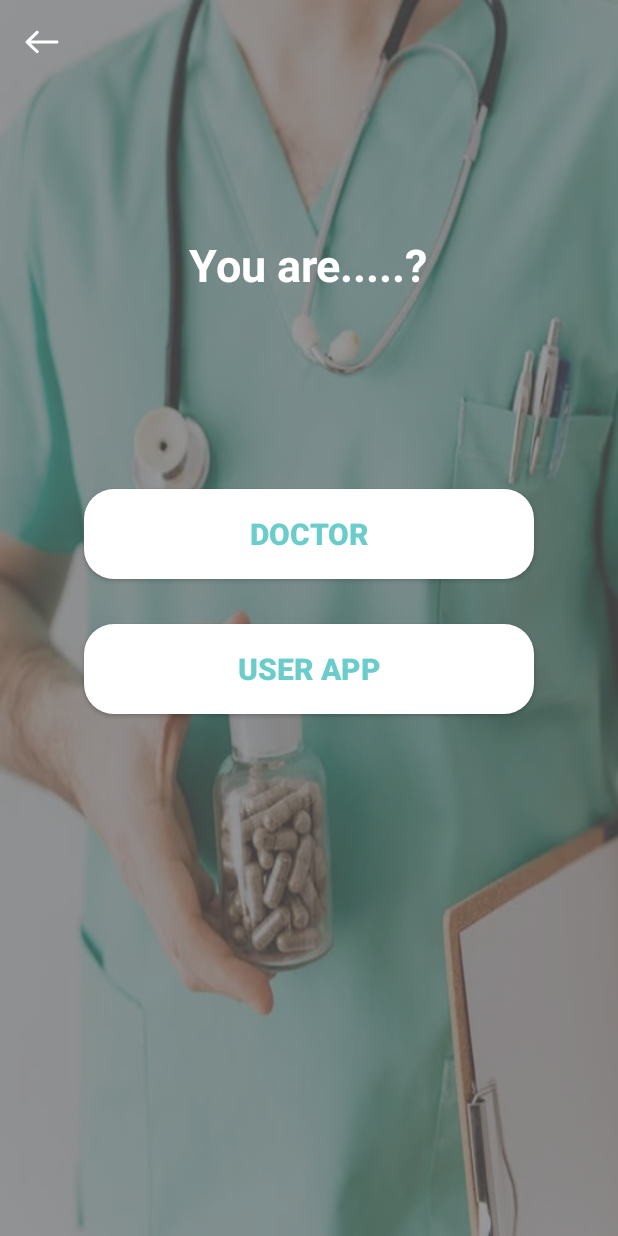
After one commit to MCT-LIB/Techwiz, an Android app: the fragment ChooseObjectFragment shown on its own in the app's theme, on a phone screen of 412 x 824 dp. The commit adds this screen. Run offline under Robolectric (Android 15) with nearby library versions, the phone set to English and light mode, and no system bars; libraries missing offline, so code that uses them is left out: com.mct.components; 2 statements that could not run were skipped.

Commit message:
login_register_design_layout

```diff
--- /dev/null
+++ b/app/src/main/java/com/csupporter/techwiz/presentation/view/fragment/ChooseObjectFragment.java
@@ -0,0 +1,56 @@
+package com.csupporter.techwiz.presentation.view.fragment;
+
+import android.os.Bundle;
+
+import androidx.appcompat.widget.AppCompatButton;
+import androidx.appcompat.widget.Toolbar;
+
+import android.view.LayoutInflater;
+import android.view.View;
+import android.view.ViewGroup;
+
+import com.csupporter.techwiz.R;
+import com.mct.components.baseui.BaseActivity;
+import com.mct.components.baseui.BaseFragment;
+
+
+public class ChooseObjectFragment extends BaseFragment implements View.OnClickListener {
+
+    private AppCompatButton radioDoctor;
+    private AppCompatButton radioUser;
+    private Toolbar toolbar;
+
+    @Override
+    public View onCreateView(LayoutInflater inflater, ViewGroup container,
+                             Bundle savedInstanceState) {
+        View view = inflater.inflate(R.layout.fragment_choose_object, container, false);
+        init(view);
+        eventOnClick();
+        return view;
+    }
+
+    private void init(View view) {
+        radioDoctor = view.findViewById(R.id.btn_doctor);
+        radioUser = view.findViewById(R.id.btn_user);
+        toolbar = view.findViewById(R.id.toolbar);
+    }
+
+    private void eventOnClick() {
+        radioUser.setOnClickListener(this);
+
+        radioDoctor.setOnClickListener(this);
+
+        toolbar.setNavigationOnClickListener(view -> popLastFragment());
+    }
+
+    @Override
+    public void onClick(View view) {
+        int id = view.getId();
+        if (id == R.id.btn_doctor) {
+
+        } else if (id == R.id.btn_user) {
+            replaceFragment(new RegisterFragment(), true, BaseActivity.Anim.RIGHT_IN_LEFT_OUT);
+        }
+
+    }
+}
--- /dev/null
+++ b/app/src/main/res/layout/fragment_choose_object.xml
@@ -0,0 +1,66 @@
+<?xml version="1.0" encoding="utf-8"?>
+<RelativeLayout xmlns:android="http://schemas.android.com/apk/res/android"
+    xmlns:tools="http://schemas.android.com/tools"
+    android:layout_width="match_parent"
+    android:layout_height="match_parent"
+    android:background="@drawable/choose_object_background"
+    tools:context=".presentation.view.fragment.ChooseObjectFragment">
+
+    <View
+        android:layout_width="match_parent"
+        android:layout_height="match_parent"
+        android:background="#A3646465"/>
+
+    <androidx.appcompat.widget.Toolbar
+        android:id="@+id/toolbar"
+        style="@style/AppToolbar.NavBack"
+        android:layout_alignParentStart="true"
+        android:layout_alignParentTop="true"
+        android:background="@color/transparent" />
+
+    <TextView
+        android:id="@+id/header_choose_text"
+        android:layout_width="wrap_content"
+        android:layout_height="40dp"
+        android:layout_below="@+id/toolbar"
+        android:layout_centerHorizontal="true"
+        android:layout_margin="100dp"
+        android:gravity="center"
+        android:text="@string/you_are"
+        android:textColor="@color/white"
+        android:textSize="30sp"
+        android:textStyle="bold" />
+
+    <androidx.appcompat.widget.AppCompatButton
+        android:id="@+id/btn_doctor"
+        android:layout_width="300dp"
+        android:layout_height="60dp"
+        android:layout_below="@+id/header_choose_text"
+        android:layout_centerHorizontal="true"
+        android:layout_margin="30dp"
+        android:background="@drawable/layout_radius"
+        android:elevation="5dp"
+        android:gravity="center"
+        android:text="@string/doctor"
+        android:textColor="@color/blue"
+        android:textSize="20sp"
+        android:textStyle="bold" />
+
+    <androidx.appcompat.widget.AppCompatButton
+        android:id="@+id/btn_user"
+        android:layout_width="300dp"
+        android:layout_height="60dp"
+        android:layout_below="@+id/btn_doctor"
+        android:layout_centerHorizontal="true"
+        android:layout_marginStart="30dp"
+        android:layout_marginEnd="30dp"
+        android:layout_marginBottom="50dp"
+        android:background="@drawable/layout_radius"
+        android:button="@drawable/img_person"
+        android:elevation="5dp"
+        android:gravity="center"
+        android:text="@string/user_app"
+        android:textColor="@color/blue"
+        android:textSize="20sp"
+        android:textStyle="bold" />
+</RelativeLayout>
--- a/app/src/main/res/values/colors.xml
+++ b/app/src/main/res/values/colors.xml
@@ -14,8 +14,9 @@
     <color name="ripple">#26000000</color>
     <color name="separatorDivider">#D8D8D8</color>
 
+    <color name="green_slight">#40cf64</color>
     <color name="blue">#6BCDCB</color>
-
+    <color name="yellow_dark">#FAE166</color>
     <color name="white_opacity">#99FFFBFB</color>
     <color name="gray">#E1E1E1</color>
     <color name="white">#ffffff</color>
--- a/app/src/main/res/values/strings.xml
+++ b/app/src/main/res/values/strings.xml
@@ -22,5 +22,11 @@
     <string name="contact_number">Contact Number</string>
     <string name="gender">Gender</string>
     <string name="age">Age</string>
-<string name="register">Register</string>
+    <string name="register">Register</string>
+    <string name="male">Male</string>
+    <string name="female">Female</string>
+<!--    choose_object_fragment-->
+    <string name="you_are">You are.....?</string>
+    <string name="doctor">Doctor</string>
+    <string name="user_app">User App</string>
 </resources>
```
Also changed, not shown: app/src/main/AndroidManifest.xml (+9 -9 lines), app/src/main/java/com/csupporter/techwiz/presentation/view/fragment/LoginFragment.java (+10 -4 lines), app/src/main/java/com/csupporter/techwiz/presentation/view/fragment/RegisterFragment.java (+16 -2 lines), app/src/main/res/layout/fragment_login.xml (+10 -8 lines), app/src/main/res/layout/fragment_register.xml (+62 -29 lines), app/src/main/res/drawable/choose_object_background.png (added), app/src/main/res/drawable/img_doctor.png (added), app/src/main/res/drawable/img_person.png (added).
